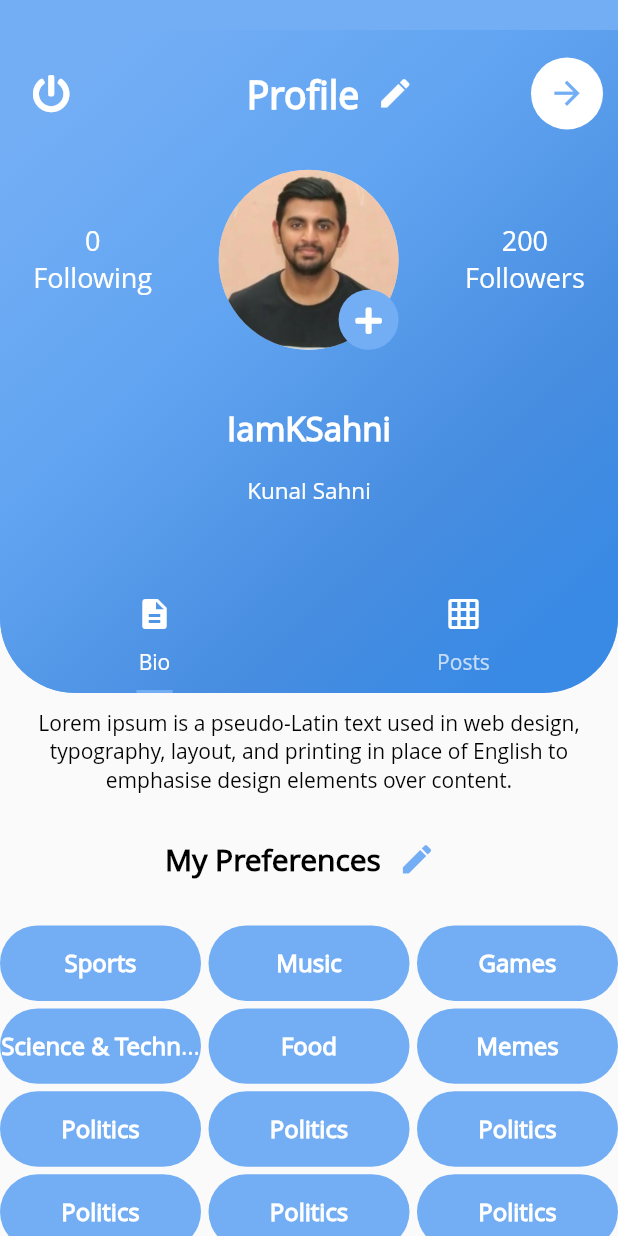
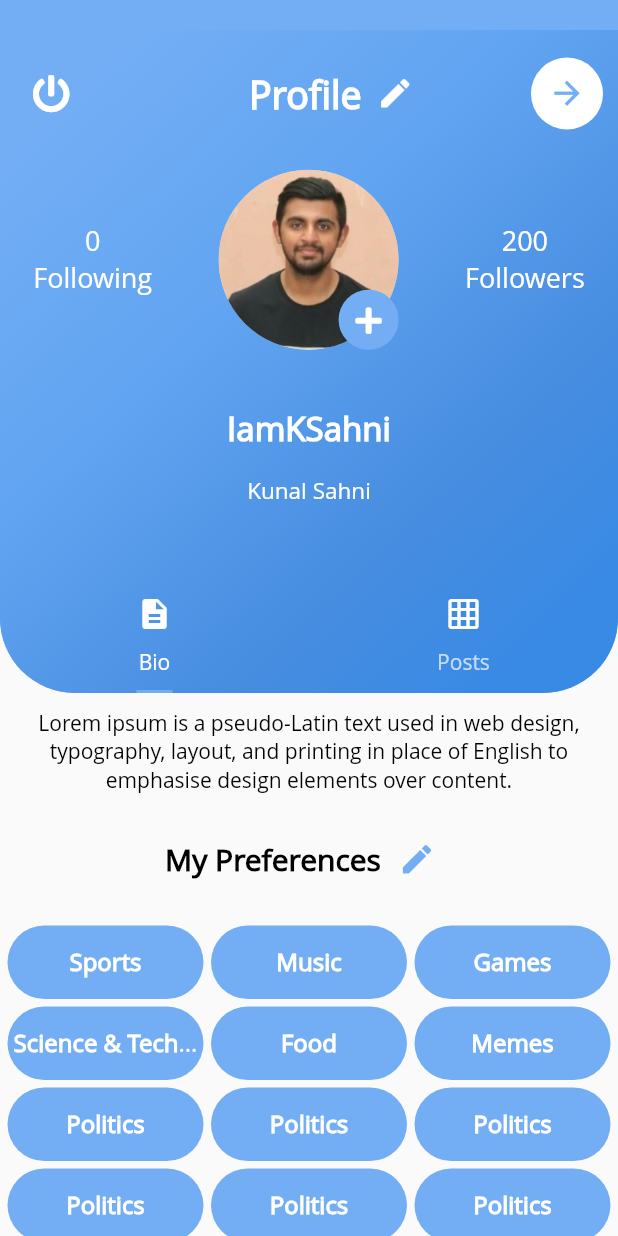
Before and after one commit to kunalsahni99/Xapp, a Flutter app: the Profile screen opened directly, on a phone screen of 412 x 824 dp. Run offline on Flutter 3.47's test engine with Material 2 defaults, Android fonts, the phone set to English and light mode, and no system bars; our stand-ins replace auto_animated, dotted_border, flutter_spinkit, fluttertoast, font_awesome_flutter, line_icons and 1 more; missing offline and left inert: fade.

Commit message:
some minor changes

```diff
--- a/lib/home/mainpage.dart
+++ b/lib/home/mainpage.dart
@@ -5,6 +5,8 @@ import 'package:flutter/material.dart';
 import 'package:font_awesome_flutter/font_awesome_flutter.dart';
 import 'package:fade/fade.dart';
 
+import '../transitions/slide_top_route.dart';
+import 'add_post.dart';
 import '../utils/app_bar.dart';
 
 bool disAg = false, Ag = false;
@@ -58,7 +60,7 @@ class _MainPageState extends State<MainPage> {
       floatingActionButton: Padding(
         padding: EdgeInsets.only(bottom: 50.0),
         child: FloatingActionButton(
-          onPressed: (){},
+          onPressed: () => Navigator.push(context, SlideTopRoute(page: AddPost())),
           backgroundColor: Color(0xff73aef5),
           child: Icon(FontAwesomeIcons.plus, color: Colors.white),
         ),
--- a/lib/home/profile.dart
+++ b/lib/home/profile.dart
@@ -3,6 +3,8 @@ import 'package:flutter/cupertino.dart';
 import 'package:font_awesome_flutter/font_awesome_flutter.dart';
 import 'package:flutter/material.dart';
 
+import 'edit_profile.dart';
+import '../transitions/slide_top_route.dart';
 import '../utils/prefs.dart';
 
 class Profile extends StatefulWidget {
@@ -22,7 +24,7 @@ class _ProfileState extends State<Profile> with SingleTickerProviderStateMixin {
     'Politics',
     'Politics',
     'Politics',
-    'Politics', 'Politics', 'Politics', 'Politics(Indian)'];
+    'Politics', 'Politics', 'Politics', 'Politics(Indian)']; //todo: initialize this list with user's preference list
 
   @override
   void initState() {
@@ -81,7 +83,7 @@ class _ProfileState extends State<Profile> with SingleTickerProviderStateMixin {
             padding: EdgeInsets.only(top: 20.0),
             child: GridView.builder(
               physics: BouncingScrollPhysics(),
-              padding: EdgeInsets.only(bottom: 10.0),
+              padding: EdgeInsets.only(left: 5.0, right: 5.0),
               shrinkWrap: true,
               itemCount: userPrefs.length,
               itemBuilder: (context, index) => prefsBubbles(userPrefs[index]),
@@ -209,7 +211,9 @@ class _ProfileState extends State<Profile> with SingleTickerProviderStateMixin {
                                 ),
 
                                 Padding(
-                                  padding: EdgeInsets.only(left: 40.0),
+                                  padding: EdgeInsets.only(left: 30.0),
+                                  child: InkWell(
+                                    onTap: () => Navigator.push(context, SlideTopRoute(page: EditProfile())),
                                     child: Row(
                                       children: <Widget>[
                                         Text('Profile',
@@ -220,13 +224,12 @@ class _ProfileState extends State<Profile> with SingleTickerProviderStateMixin {
                                           ),
                                         ),
 
-                                      IconButton(
-                                        icon: Icon(Icons.edit, color: Colors.white, size: 25.0,),
-                                        onPressed: (){
-                                          //todo: edit profile function
-                                        },
-                                      )
+                                        Padding(
+                                          padding: EdgeInsets.only(left: 10.0),
+                                          child: Icon(Icons.edit, color: Colors.white, size: 25.0),
+                                        ),
                                       ],
+                                    ),
                                   ),
                                 ),
 
--- a/lib/utils/prefs.dart
+++ b/lib/utils/prefs.dart
@@ -19,5 +19,26 @@ class Prefs with ChangeNotifier{
 }
 
 class Utils{
+  List<String> items = [
+    'Movies',
+    'Music',
+    'Games',
+    'Sports',
+    'Comedy & Memes',
+    'Environment',
+    'Food',
+    'Religion',
+    'Fitness',
+    'Science & Technology',
+    'Fashion',
+    'Career',
+    'General Knowledge',
+    'Meditation & Yoga',
+    'Hobbies',
+    'Art',
+    'Politics (World)',
+    'Politics (Indian)',
+    'Business ideas'
+  ];
   bool retIOS() => foundation.defaultTargetPlatform == foundation.TargetPlatform.iOS;
 }
--- a/pubspec.yaml
+++ b/pubspec.yaml
@@ -40,6 +40,7 @@ dev_dependencies:
   font_awesome_flutter: ^8.7.0
   line_icons: ^0.2.0
   fade: ^1.0.0
+  dotted_border: ^1.0.5
 
 # For information on the generic Dart part of this file, see the
 # following page: https://dart.dev/tools/pub/pubspec
```
Also changed, not shown: lib/home/preferences.dart (+3 -23 lines), pubspec.lock. Lines whose indentation alone changed are shown as unchanged.
